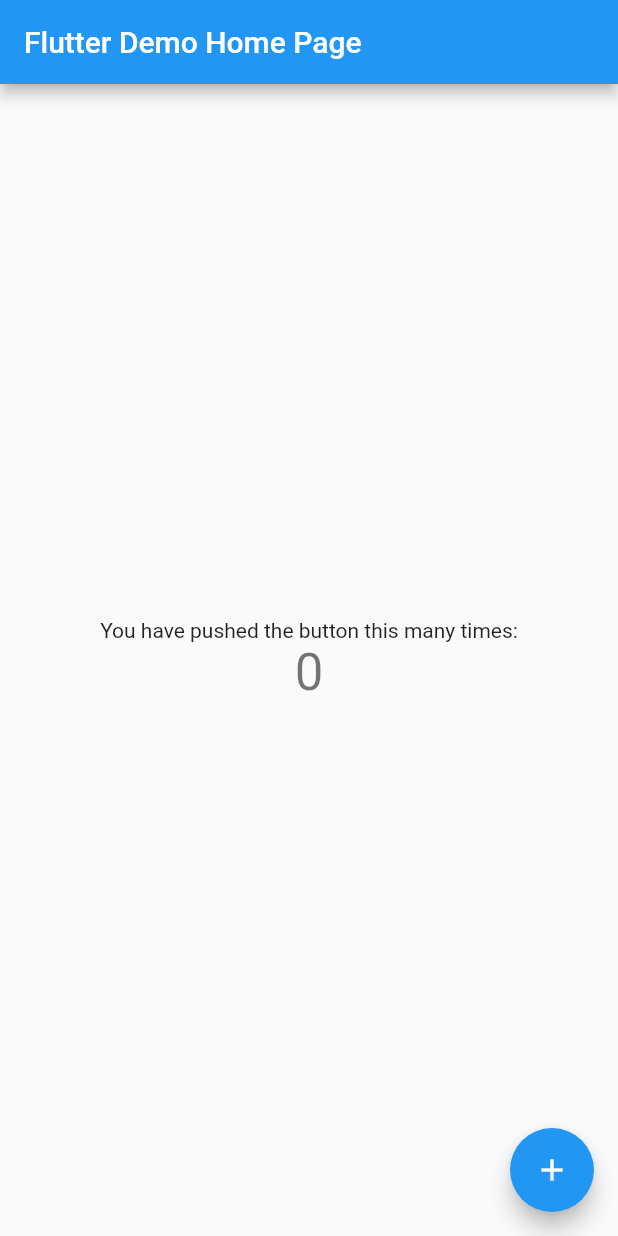
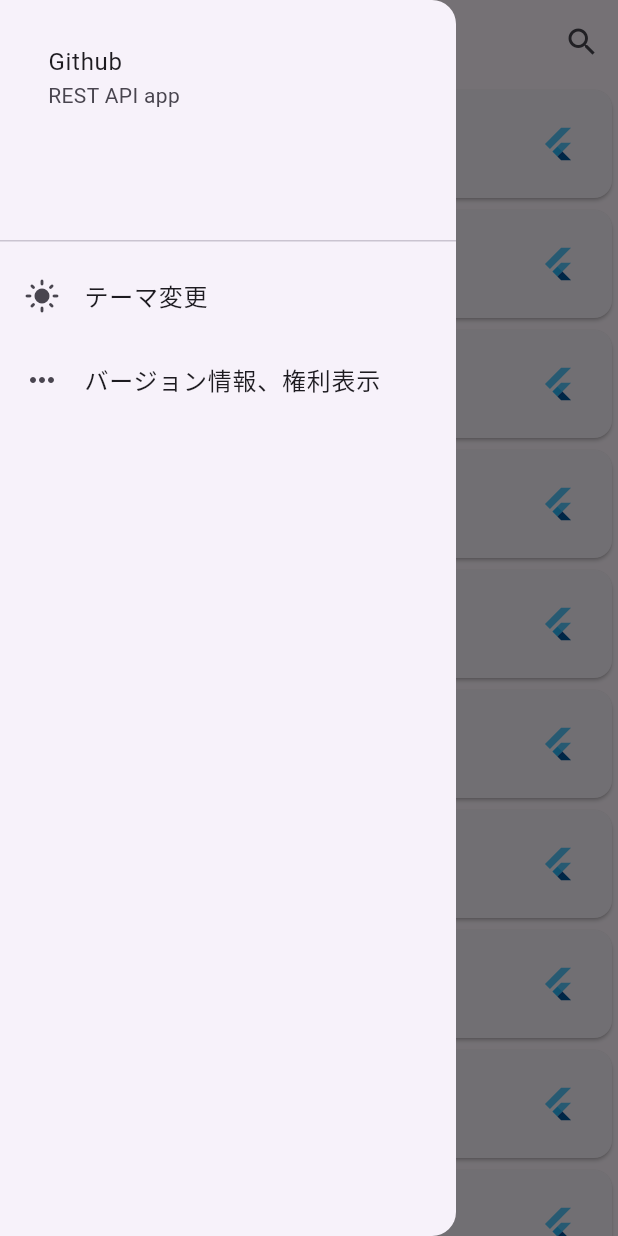
Before and after one commit to shivakibot/github_rest, a Flutter app: the screen it shows after launch, with the side drawer open (before the commit the screen has no drawer), on a phone screen of 412 x 824 dp. Run offline on Flutter 3.47's test engine with Material 2 defaults, Android fonts, the phone set to English and light mode, and no system bars; our stand-ins replace freezed_annotation.

Commit message:
home.dart, detail.dart, setting_drawer.dart: モックアップから簡易的なプロトタイプ作成 route.dart: main.dart からroute情報を切り離し

```diff
--- a/lib/main.dart
+++ b/lib/main.dart
@@ -1,4 +1,6 @@
 import 'package:flutter/material.dart';
+import 'package:github_rest/view/home.dart';
+import 'package:github_rest/model/route.dart';
 
 void main() {
   runApp(const MyApp());
@@ -6,110 +8,21 @@ void main() {
 
 class MyApp extends StatelessWidget {
   const MyApp({super.key});
-
-  // This widget is the root of your application.
   @override
   Widget build(BuildContext context) {
     return MaterialApp(
-      title: 'Flutter Demo',
+      debugShowCheckedModeBanner: false,
       theme: ThemeData(
-        // This is the theme of your application.
-        //
-        // Try running your application with "flutter run". You'll see the
-        // application has a blue toolbar. Then, without quitting the app, try
-        // changing the primarySwatch below to Colors.green and then invoke
-        // "hot reload" (press "r" in the console where you ran "flutter run",
-        // or simply save your changes to "hot reload" in a Flutter IDE).
-        // Notice that the counter didn't reset back to zero; the application
-        // is not restarted.
-        primarySwatch: Colors.blue,
+          useMaterial3: true,
+          // primaryColor: Colors.green
+          // colorScheme: ColorScheme.fromSwatch().copyWith(
+          //   primary: Colors.purple,
+          //   // secondary: Colors.pink,
+          // )
       ),
-      home: const MyHomePage(title: 'Flutter Demo Home Page'),
+      themeMode: ThemeMode.system,
+      home: const Home(),
+      routes: routingMap,
     );
   }
 }
-
-class MyHomePage extends StatefulWidget {
-  const MyHomePage({super.key, required this.title});
-
-  // This widget is the home page of your application. It is stateful, meaning
-  // that it has a State object (defined below) that contains fields that affect
-  // how it looks.
-
-  // This class is the configuration for the state. It holds the values (in this
-  // case the title) provided by the parent (in this case the App widget) and
-  // used by the build method of the State. Fields in a Widget subclass are
-  // always marked "final".
-
-  final String title;
-
-  @override
-  State<MyHomePage> createState() => _MyHomePageState();
-}
-
-class _MyHomePageState extends State<MyHomePage> {
-  int _counter = 0;
-
-  void _incrementCounter() {
-    setState(() {
-      // This call to setState tells the Flutter framework that something has
-      // changed in this State, which causes it to rerun the build method below
-      // so that the display can reflect the updated values. If we changed
-      // _counter without calling setState(), then the build method would not be
-      // called again, and so nothing would appear to happen.
-      _counter++;
-    });
-  }
-
-  @override
-  Widget build(BuildContext context) {
-    // This method is rerun every time setState is called, for instance as done
-    // by the _incrementCounter method above.
-    //
-    // The Flutter framework has been optimized to make rerunning build methods
-    // fast, so that you can just rebuild anything that needs updating rather
-    // than having to individually change instances of widgets.
-    return Scaffold(
-      appBar: AppBar(
-        // Here we take the value from the MyHomePage object that was created by
-        // the App.build method, and use it to set our appbar title.
-        title: Text(widget.title),
-      ),
-      body: Center(
-        // Center is a layout widget. It takes a single child and positions it
-        // in the middle of the parent.
-        child: Column(
-          // Column is also a layout widget. It takes a list of children and
-          // arranges them vertically. By default, it sizes itself to fit its
-          // children horizontally, and tries to be as tall as its parent.
-          //
-          // Invoke "debug painting" (press "p" in the console, choose the
-          // "Toggle Debug Paint" action from the Flutter Inspector in Android
-          // Studio, or the "Toggle Debug Paint" command in Visual Studio Code)
-          // to see the wireframe for each widget.
-          //
-          // Column has various properties to control how it sizes itself and
-          // how it positions its children. Here we use mainAxisAlignment to
-          // center the children vertically; the main axis here is the vertical
-          // axis because Columns are vertical (the cross axis would be
-          // horizontal).
-          mainAxisAlignment: MainAxisAlignment.center,
-          children: <Widget>[
-            const Text(
-              'You have pushed the button this many times:',
-            ),
-            Text(
-              '$_counter',
-              style: Theme.of(context).textTheme.headlineMedium,
-            ),
-          ],
-        ),
-      ),
-      floatingActionButton: FloatingActionButton(
-        onPressed: _incrementCounter,
-        tooltip: 'Increment',
-        child: const Icon(Icons.add),
-      ), // This trailing comma makes auto-formatting nicer for build methods.
-    );
-  }
-}
--- /dev/null
+++ b/lib/model/route.dart
@@ -0,0 +1,18 @@
+import 'package:flutter/material.dart';
+// import '../view/detail.dart';
+import '../view/home.dart';
+
+/// アプリ ルーティング情報
+/// pushNamed の場合、pathからIDEで view実装に追いづらいのと
+/// スペルミスで実行エラーになるのを解消する為にクラスを作成
+enum AppRoute{
+  home('/home');
+  // detail('/detail');
+  final String path;
+  const AppRoute(this.path);
+}
+
+final Map<String, WidgetBuilder> routingMap = {
+  AppRoute.home.path: (context) => const Home(),
+  // AppRoute.detail.path: (context) => const Detail(),
+};
--- a/lib/repository/github_rest.dart
+++ b/lib/repository/github_rest.dart
@@ -42,6 +42,7 @@ class GithubRest {
       final res = await _requestGet(str, page);
       _checkStatusCode(res);
       final json = jsonDecode(res.body);
+      debugPrint('response body :\n$json');
       return SchemeSearchRepositories.fromJson(json);
     } on GithubServerError {
       rethrow;
--- /dev/null
+++ b/lib/view/component/repository_detail_enum.dart
@@ -0,0 +1,3 @@
+enum RepositoryDetailComponent{
+  name;
+}
--- /dev/null
+++ b/lib/view/component/setting_drawer.dart
@@ -0,0 +1,66 @@
+import 'package:flutter/material.dart';
+
+class SettingDrawer extends StatelessWidget {
+  const SettingDrawer({super.key});
+
+  @override
+  Widget build(BuildContext context) {
+    return Drawer(
+      key: const ValueKey('drawer'),
+      child: ListView(
+        children: [
+          const DrawerHeader(
+              child: ListTile(
+                key: ValueKey('drawer header'),
+                title: Text('Github'),
+                subtitle: Text('REST API app'),
+              )
+          ),
+          _SwitchThemeTile(),
+          ListTile(
+            key: const ValueKey('etc'),
+            onTap: () {
+              showLicensePage(
+                context: context,
+                applicationName: 'github rest',
+                applicationLegalese: '2023 shivakibot',
+              );
+            },
+            leading: const Icon(Icons.more_horiz),
+            title: const Text('バージョン情報、権利表示'),
+          ),
+        ],
+      ),
+    );
+  }
+}
+
+class _SwitchThemeTile extends StatefulWidget{
+  @override
+  State<StatefulWidget> createState() {
+    return _SwitchThemeTileState();
+  }
+
+}
+
+class _SwitchThemeTileState extends State<_SwitchThemeTile>{
+  bool theme = true;
+  @override
+  Widget build(BuildContext context) {
+    return ListTile(
+      key: const ValueKey('setting theme'),
+      // leading: Icon(Icons.light_mode),
+      onTap: () => _switch(theme),
+      leading: AnimatedSwitcher(
+        duration: const Duration(seconds: 2),
+        child: theme ? const Icon(Icons.light_mode) :  const Icon(Icons.dark_mode),
+      ),
+      title: const Text('テーマ変更'),
+    );
+  }
+  void _switch(bool tap){
+    setState(() {
+      theme = !tap;
+    });
+  }
+}
--- /dev/null
+++ b/lib/view/home.dart
@@ -0,0 +1,92 @@
+import 'package:flutter/material.dart';
+import '../model/schema_repository.dart';
+import 'component/setting_drawer.dart';
+import 'detail.dart';
+
+const String name = 'test';
+const String? ownerIconUrl = null;
+const String? language = null;
+const int stargazersCount = 0;
+const int watchersCount = 1;
+const int forksCount = 2;
+const int issuesCount = 3;
+const SchemeRepository repo = SchemeRepository(
+    name: name,
+    ownerIconUrl: ownerIconUrl,
+    language: language,
+    stargazersCount: stargazersCount,
+    watchersCount: watchersCount,
+    forksCount: forksCount,
+    issuesCount: issuesCount
+);
+
+class Home extends StatelessWidget {
+  const Home({super.key});
+  @override
+  Widget build(BuildContext context) {
+    final items = List.filled(10,repo);
+    return SafeArea(
+      child: Scaffold(
+        key: const ValueKey('home'),
+        drawer: const SettingDrawer(),
+        appBar: AppBar(
+          centerTitle: true,
+          title: TextFormField(
+            maxLines: 1,
+            decoration: const InputDecoration(
+              border: InputBorder.none,
+              hintText: 'repository',
+            ),
+          ),
+          actions: [
+            IconButton(
+              icon: const Icon(Icons.search),
+              onPressed: () {
+                debugPrint('');
+              },
+            ),
+          ],
+        ),
+        body: ListView.builder(
+          itemBuilder: (context, index) {
+            if (index == items.length) {
+              /// TODO 番兵
+              return Container();
+              // return _LastIndicator(() {
+              //   context.read<TimelineController>().loadNext();
+              // });
+            }
+            if(index < items.length){
+              final item = items[index];
+              return Card(
+                child: ListTile(
+                  // onTap: () => Navigator.pushNamed(context, AppRoute.detail.path),
+                  onTap: () => showModalBottomSheet(
+                      context: context,
+                      isScrollControlled: true,
+                      builder: (context) {
+                        return const DetailBottomSheet();
+                      },
+                  ),
+                  leading: CircleAvatar(
+                    backgroundColor: Theme.of(context).primaryColor,
+                    child: const Text(
+                      'A',
+                      style: TextStyle(
+                        color: Colors.white
+                      ),
+                    ),
+                  ),
+                  title: Text(item.name),
+                  subtitle: const Text('subtitle'),
+                  trailing: const FlutterLogo(),
+                ),
+              );
+            }
+            return null;
+          },
+        ),
+      ),
+    );
+  }
+}
```
Also changed, not shown: lib/view/detail.dart (added, +80 -0 lines), 2 other files.
